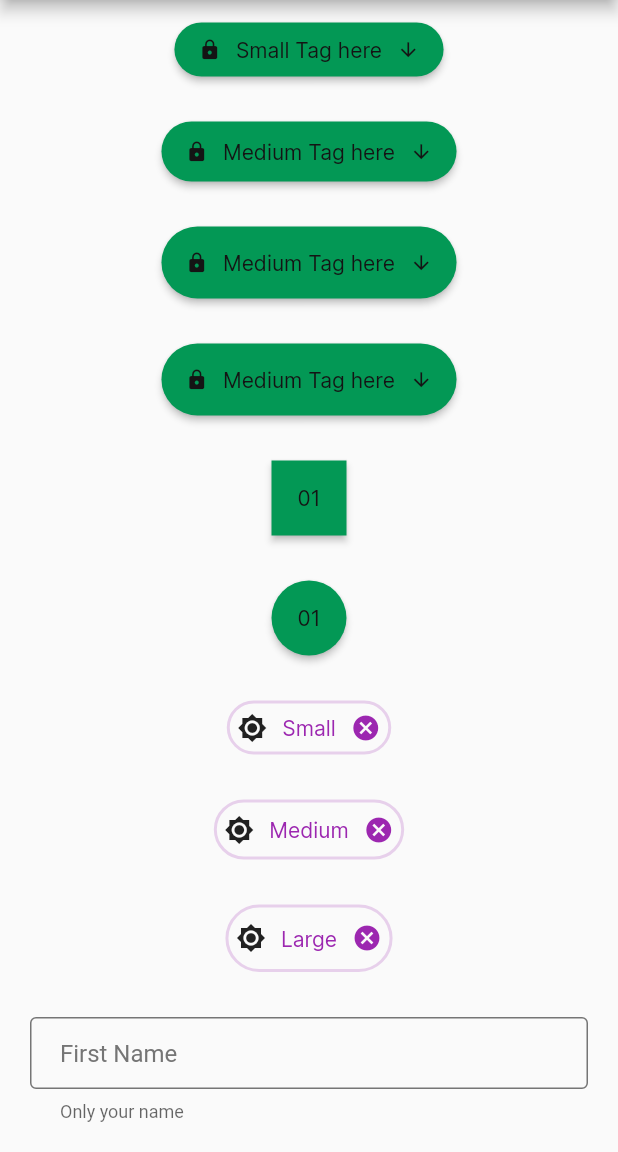
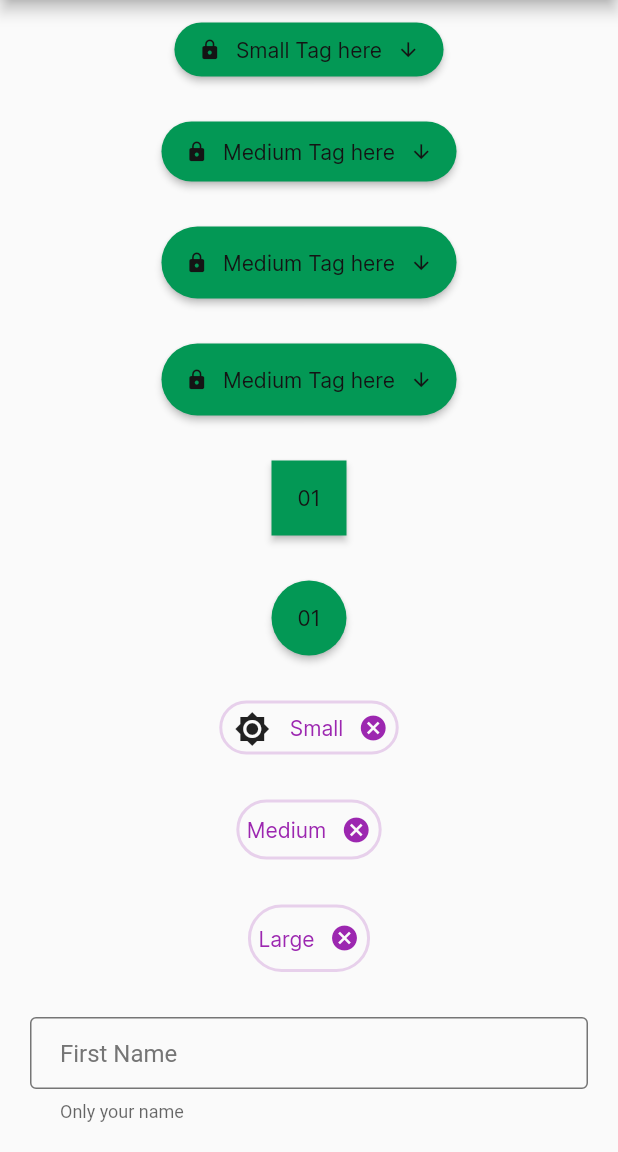
Before and after one commit to MayJuun/design_system, a Flutter app: the screen it shows after launch, scrolled down 1485 dp, on a phone screen of 412 x 824 dp, the part 84-1236 px from its top. Run offline on Flutter 3.47's test engine with Material 2 defaults, Android fonts, the phone set to English and light mode, and no system bars.

Commit message:
chore: refact tags and button Theme

````diff
--- a/lib/main.dart
+++ b/lib/main.dart
@@ -250,6 +250,7 @@ class _MyHomePageState extends State<MyHomePage> {
               color: Colors.purple,
               dismissable: true,
               type: TagTypes.outline,
+              icon: Icon(Icons.brightness_high),
               onCancel: () {
                 debugPrint('cancelled');
               },
--- a/lib/src/buttons/button_theme.dart
+++ b/lib/src/buttons/button_theme.dart
@@ -9,14 +9,16 @@ class MayJuunButtonTheme {
   ///have more flexiblity over your elevated button.
   ///Subsequently, you can call ```ButtonSmall.elevatedButtonComponent()```, ```ButtonMedium.elevatedButtonComponent()```,
   /// or ```ButtonLarge.elevatedButtonComponent()``` to have the desired and pre-fedefined button size
-  static ElevatedButtonThemeData elevatedButtonTheme({Color? buttonColor}) {
+  static ElevatedButtonThemeData elevatedButtonTheme(
+      {Color? buttonColor, TextStyle? textStyle}) {
     return ElevatedButtonThemeData(
       style: ButtonStyle(
         mouseCursor:
             MaterialStateProperty.all<MouseCursor>(SystemMouseCursors.click),
         enableFeedback: true,
         // shape: MaterialStateProperty.all<OutlinedBorder>(const CircleBorder()),
-        textStyle: MaterialStateProperty.all<TextStyle>(MayJuunType.label3()),
+        textStyle: MaterialStateProperty.all<TextStyle>(
+            textStyle ?? MayJuunType.label3()),
         foregroundColor:
             MaterialStateProperty.all<Color>(LightThemeColors.contentPrimary),
         backgroundColor: MaterialStateProperty.all<Color>(
--- a/lib/src/tags/large/tags_large.dart
+++ b/lib/src/tags/large/tags_large.dart
@@ -3,6 +3,7 @@ import 'package:mayjuun_design_system/src/tags/tag_enums.dart';
 import 'package:mayjuun_design_system/src/typography/typography.dart';
 import 'package:mayjuun_design_system/src/utils/consts.dart';
 import 'package:flutter/material.dart';
+import 'package:mayjuun_design_system/src/utils/icon_framer.dart';
 
 //TODO: Activate the selected and unselected tag
 
@@ -18,6 +19,7 @@ class TagsLarge extends StatefulWidget {
   final Color? color;
   final bool? dismissable;
   final String? child;
+  final Widget? icon;
   // final bool? isSelected;
   final void Function()? onCancel;
   final TagTypes? type;
@@ -25,6 +27,7 @@ class TagsLarge extends StatefulWidget {
   const TagsLarge({
     this.color,
     this.dismissable,
+    this.icon,
     // this.isSelected,
     this.onCancel,
     this.type,
@@ -85,11 +88,8 @@ class _TagsLargeState extends State<TagsLarge> {
             mainAxisAlignment: MainAxisAlignment.center,
             mainAxisSize: MainAxisSize.min,
             children: [
-              const Icon(
-                Icons.brightness_high,
-                size: 20,
-              ),
-              SpaceConsts.horizontalOne,
+              widget.icon == null ? Container() : iconFramer(icon: widget.icon),
+              widget.icon == null ? Container() : SpaceConsts.horizontalOne,
               Text(widget.child!,
                   style: MayJuunType.label3().copyWith(
                     color: widget.color ?? LightThemeColors.backgroundPositive,
--- a/lib/src/tags/medium/tags_medium.dart
+++ b/lib/src/tags/medium/tags_medium.dart
@@ -3,6 +3,7 @@ import 'package:mayjuun_design_system/src/tags/tag_enums.dart';
 import 'package:mayjuun_design_system/src/typography/typography.dart';
 import 'package:mayjuun_design_system/src/utils/consts.dart';
 import 'package:flutter/material.dart';
+import 'package:mayjuun_design_system/src/utils/icon_framer.dart';
 
 //TODO: Activate the selected and unselected tag
 
@@ -18,6 +19,7 @@ class TagsMedium extends StatefulWidget {
   final Color? color;
   final bool? dismissable;
   final String? child;
+  final Widget? icon;
   // final bool? isSelected;
   final void Function()? onCancel;
   final TagTypes? type;
@@ -25,6 +27,7 @@ class TagsMedium extends StatefulWidget {
   const TagsMedium({
     this.color,
     this.dismissable,
+    this.icon,
     // this.isSelected,
     this.onCancel,
     this.type,
@@ -85,11 +88,8 @@ class _TagsMediumState extends State<TagsMedium> {
             mainAxisAlignment: MainAxisAlignment.center,
             mainAxisSize: MainAxisSize.min,
             children: [
-              const Icon(
-                Icons.brightness_high,
-                size: 20,
-              ),
-              SpaceConsts.horizontalOne,
+              widget.icon == null ? Container() : iconFramer(icon: widget.icon),
+              widget.icon == null ? Container() : SpaceConsts.horizontalOne,
               Text(widget.child!,
                   style: MayJuunType.label3().copyWith(
                     color: widget.color ?? LightThemeColors.backgroundPositive,
--- a/lib/src/tags/small/tags_small.dart
+++ b/lib/src/tags/small/tags_small.dart
@@ -3,6 +3,7 @@ import 'package:mayjuun_design_system/src/tags/tag_enums.dart';
 import 'package:mayjuun_design_system/src/typography/typography.dart';
 import 'package:mayjuun_design_system/src/utils/consts.dart';
 import 'package:flutter/material.dart';
+import 'package:mayjuun_design_system/src/utils/icon_framer.dart';
 
 //TODO: Activate the selected and unselected tag
 
@@ -18,6 +19,7 @@ class TagsSmall extends StatefulWidget {
   final Color? color;
   final bool? dismissable;
   final String? child;
+  final Widget? icon;
   // final bool? isSelected;
   final void Function()? onCancel;
   final TagTypes? type;
@@ -26,6 +28,7 @@ class TagsSmall extends StatefulWidget {
     this.color,
     this.dismissable,
     // this.isSelected,
+    this.icon,
     this.onCancel,
     this.type,
     required this.child,
@@ -85,11 +88,8 @@ class _TagsSmallState extends State<TagsSmall> {
             mainAxisAlignment: MainAxisAlignment.center,
             mainAxisSize: MainAxisSize.min,
             children: [
-              const Icon(
-                Icons.brightness_high,
-                size: 20,
-              ),
-              SpaceConsts.horizontalOne,
+              widget.icon == null ? Container() : iconFramer(icon: widget.icon),
+              widget.icon == null ? Container() : SpaceConsts.horizontalOne,
               Text(widget.child!,
                   style: MayJuunType.label3().copyWith(
                     color: widget.color ?? LightThemeColors.backgroundPositive,
--- /dev/null
+++ b/lib/src/utils/icon_framer.dart
@@ -0,0 +1,9 @@
+import 'package:flutter/material.dart';
+
+Widget iconFramer({Widget? icon}) {
+  return Container(
+    height: 30,
+    width: 30,
+    child: Center(child: icon),
+  );
+}
````
